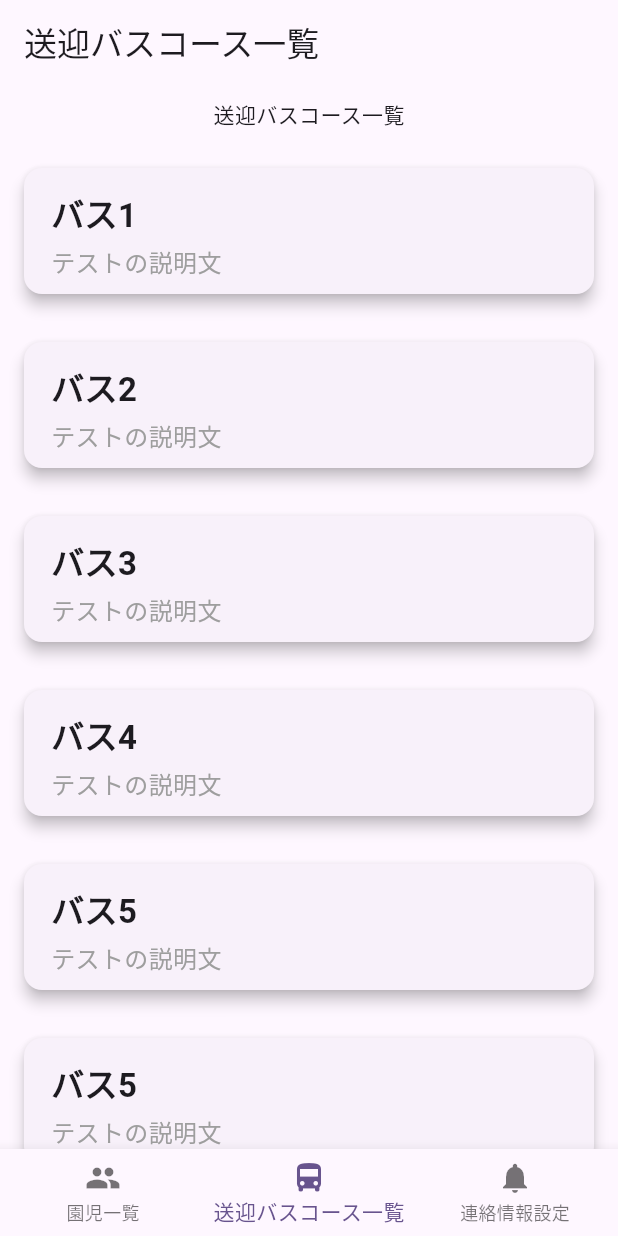
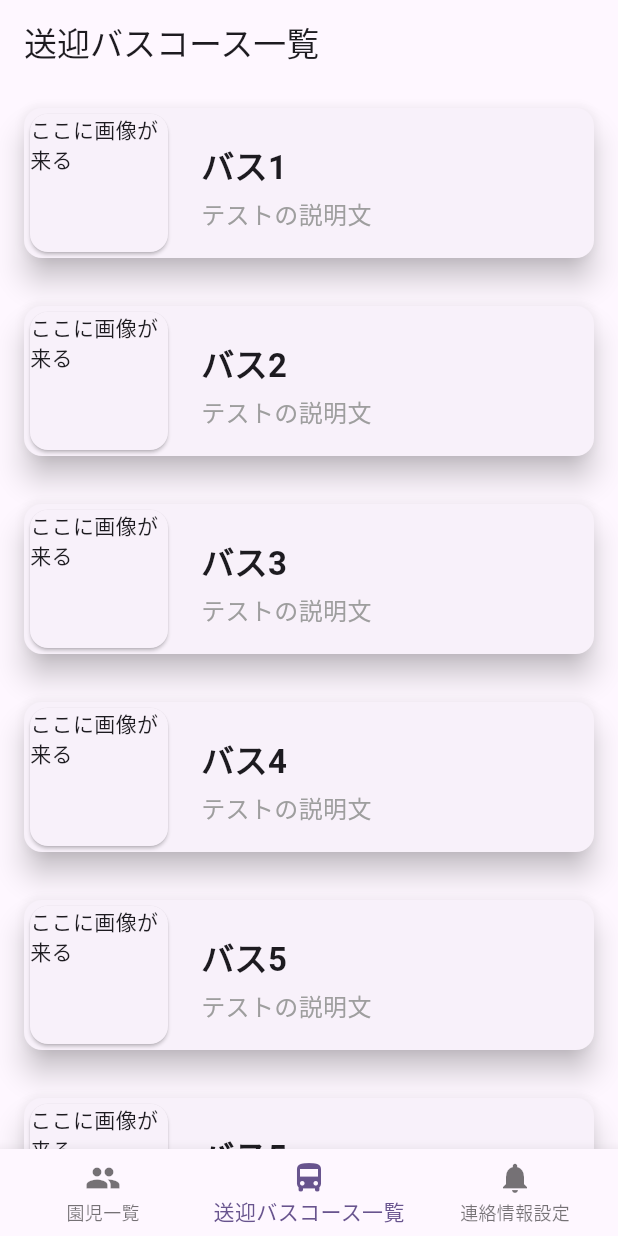
Before and after one commit to GreenTeaProgrammers/WhereChildBus, a Flutter app: the screen it shows after launch, item 2 of the bottom bar chosen, on a phone screen of 412 x 824 dp. Run offline on Flutter 3.47's test engine with Material 3 defaults, Android fonts, the phone set to English and light mode, and no system bars.

Commit message:
refactor:テスト用のテキストを削除

```diff
--- a/frontend/where_child_bus/lib/pages/bus_list_page/bus_list_page.dart
+++ b/frontend/where_child_bus/lib/pages/bus_list_page/bus_list_page.dart
@@ -17,20 +17,10 @@ class _BusListPageState extends State<BusListPage> {
       child: Column(
         mainAxisAlignment: MainAxisAlignment.center,
         children: <Widget>[
-          pageTitle(),
           Expanded(
             child: listViewBuilder(),
           )
         ],
-      ),
-    );
-  }
-
-  Widget pageTitle() {
-    return const Padding(
-      padding:  EdgeInsets.all(10),
-      child:  Text(
-        '送迎バスコース一覧',
       ),
     );
   }
@@ -46,11 +36,19 @@ class _BusListPageState extends State<BusListPage> {
   }
 
   Widget busListCard(String name) {
-    return Card(
-      elevation: 4,
-      margin: const EdgeInsets.all(16),
-      clipBehavior: Clip.antiAliasWithSaveLayer,
-      child: busNameAndDescription(name),
+    return SizedBox(
+      width: 300,
+      child: Card(
+        elevation: 8,
+        margin: const EdgeInsets.all(16),
+        clipBehavior: Clip.antiAliasWithSaveLayer,
+        child: Row(
+          children: [
+            busPhoto(),
+            busNameAndDescription(name),
+          ],
+        ),
+      ),
     );
   }
 
@@ -59,18 +57,18 @@ class _BusListPageState extends State<BusListPage> {
       width: 100,
       height: 100,
       child: Card(
-        child: Text("ここに画像が来る")
+        child: const Text("ここに画像が来る")
       ),
     );
   }
 
   Widget busName(name) {
     return Container(
-      width: double.infinity,
       padding:
           const EdgeInsets.symmetric(vertical: 4, horizontal: 8),
       child: Text(
         name,
+        textAlign: TextAlign.left,
         style: const TextStyle(
           fontWeight: FontWeight.w600,
           fontSize: 22,
@@ -81,7 +79,6 @@ class _BusListPageState extends State<BusListPage> {
 
   Widget busDescription(String description) {
     return Container(
-      width: double.infinity,
       padding: const EdgeInsets.symmetric(horizontal: 8),
       child:  Text(
         description,
@@ -99,6 +96,7 @@ class _BusListPageState extends State<BusListPage> {
     return Padding(
       padding: const EdgeInsets.all(10),
       child: Column(
+        crossAxisAlignment: CrossAxisAlignment.start,
         children: [
           busName(name),
           busDescription("テストの説明文")
```
